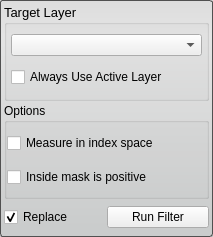
This is src/Interface/ToolInterface/DistanceFilterInterface.ui in SCIInstitute/Seg3D as Qt 5 draws it before an edit. The edited form follows.
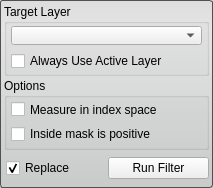
This is the edited form.

```diff
--- a/src/Interface/ToolInterface/DistanceFilterInterface.ui
+++ b/src/Interface/ToolInterface/DistanceFilterInterface.ui
@@ -7,7 +7,7 @@
     <x>0</x>
     <y>0</y>
     <width>213</width>
-    <height>237</height>
+    <height>188</height>
    </rect>
   </property>
   <property name="sizePolicy">
@@ -46,19 +46,21 @@
     <number>4</number>
    </property>
    <item>
-    <layout class="QHBoxLayout" name="horizontalLayout_6">
-     <item>
       <widget class="QGroupBox" name="target_groupbox_">
-       <property name="font">
-        <font>
-         <pointsize>10</pointsize>
-        </font>
-       </property>
        <property name="title">
         <string>Target Layer</string>
        </property>
        <layout class="QVBoxLayout" name="verticalLayout_4">
-        <property name="margin">
+      <property name="leftMargin">
+       <number>4</number>
+      </property>
+      <property name="topMargin">
+       <number>2</number>
+      </property>
+      <property name="rightMargin">
+       <number>4</number>
+      </property>
+      <property name="bottomMargin">
          <number>4</number>
         </property>
         <item>
@@ -72,6 +74,21 @@
          </widget>
         </item>
         <item>
+       <widget class="QWidget" name="widget" native="true">
+        <property name="minimumSize">
+         <size>
+          <width>0</width>
+          <height>20</height>
+         </size>
+        </property>
+        <layout class="QHBoxLayout" name="horizontalLayout_2">
+         <property name="spacing">
+          <number>0</number>
+         </property>
+         <property name="margin">
+          <number>0</number>
+         </property>
+         <item>
          <widget class="QCheckBox" name="use_active_layer_">
           <property name="text">
            <string>Always Use Active Layer</string>
@@ -82,6 +99,7 @@
       </widget>
      </item>
     </layout>
+    </widget>
    </item>
    <item>
     <widget class="QGroupBox" name="groupBox">
@@ -90,16 +108,16 @@
      </property>
      <layout class="QVBoxLayout" name="verticalLayout_2">
       <property name="leftMargin">
-       <number>0</number>
+       <number>4</number>
       </property>
       <property name="topMargin">
        <number>2</number>
       </property>
       <property name="rightMargin">
-       <number>0</number>
+       <number>4</number>
       </property>
       <property name="bottomMargin">
-       <number>0</number>
+       <number>4</number>
       </property>
       <item>
        <widget class="QCheckBox" name="checkBox">
@@ -136,7 +154,16 @@
       <property name="spacing">
        <number>0</number>
       </property>
-      <property name="margin">
+      <property name="leftMargin">
+       <number>2</number>
+      </property>
+      <property name="topMargin">
+       <number>0</number>
+      </property>
+      <property name="rightMargin">
+       <number>0</number>
+      </property>
+      <property name="bottomMargin">
        <number>0</number>
       </property>
       <item>
```
Lines whose indentation alone changed are shown as unchanged.
